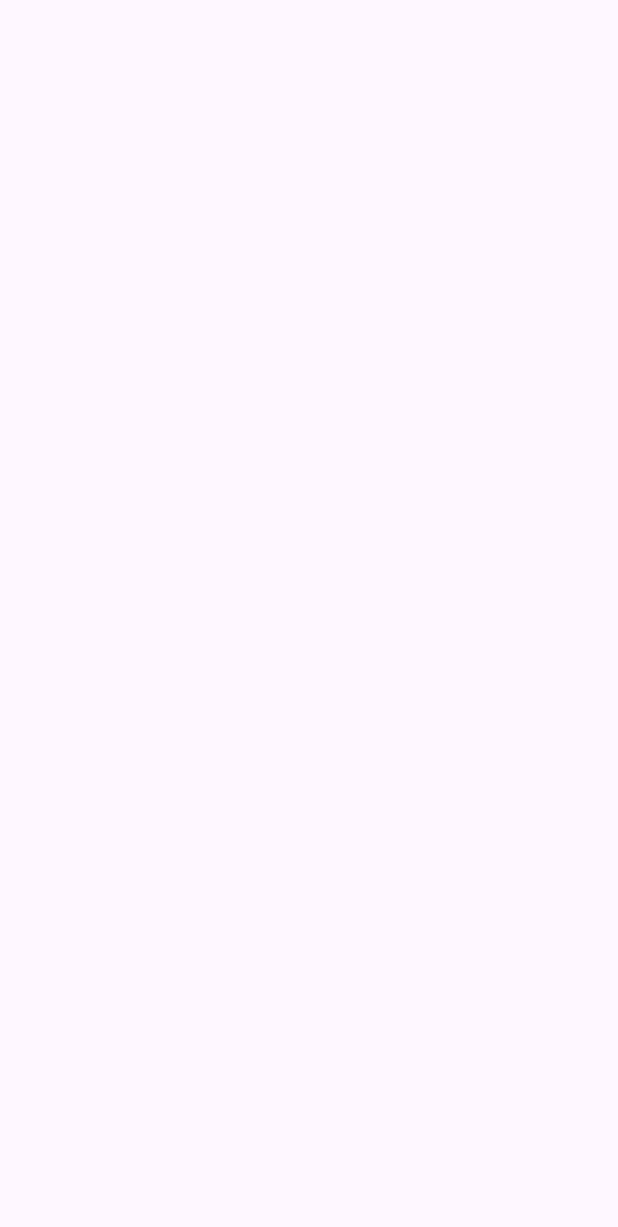
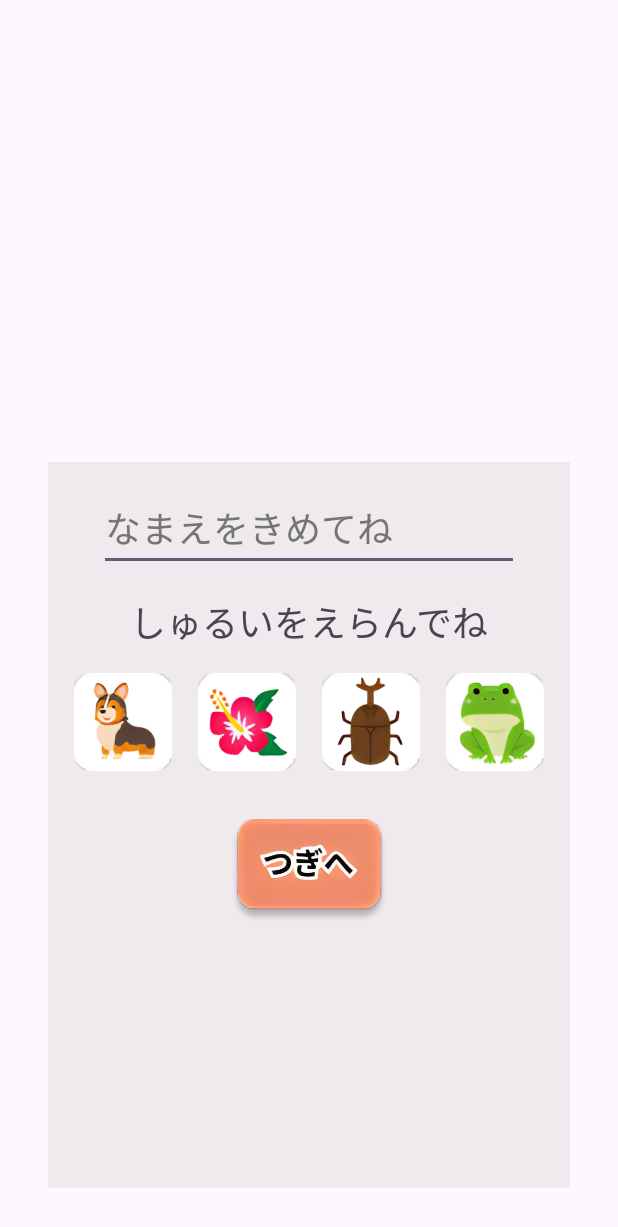
Before and after one commit to s21015/SotukenSanbaVer2.0, an Android app: the CameraActivity screen opened directly, with no data from a screen before it, on a phone screen of 412 x 824 dp. Before the commit the part shown is empty. Shown: the top 1227 px of the screen. Run offline under Robolectric (Android 15) with nearby library versions, the phone set to English and light mode, and no system bars.

Commit message:
写真撮影後の名前を決める画面を実装

```diff
--- /dev/null
+++ b/app/src/main/java/com/example/sotukensanbaver20/detailFragment.kt
@@ -0,0 +1,59 @@
+package com.example.sotukensanbaver20
+
+import android.os.Bundle
+import androidx.fragment.app.Fragment
+import android.view.LayoutInflater
+import android.view.View
+import android.view.ViewGroup
+
+// TODO: Rename parameter arguments, choose names that match
+// the fragment initialization parameters, e.g. ARG_ITEM_NUMBER
+private const val ARG_PARAM1 = "param1"
+private const val ARG_PARAM2 = "param2"
+
+/**
+ * A simple [Fragment] subclass.
+ * Use the [detailFragment.newInstance] factory method to
+ * create an instance of this fragment.
+ */
+class detailFragment : Fragment() {
+    // TODO: Rename and change types of parameters
+    private var param1: String? = null
+    private var param2: String? = null
+
+    override fun onCreate(savedInstanceState: Bundle?) {
+        super.onCreate(savedInstanceState)
+        arguments?.let {
+            param1 = it.getString(ARG_PARAM1)
+            param2 = it.getString(ARG_PARAM2)
+        }
+    }
+
+    override fun onCreateView(
+        inflater: LayoutInflater, container: ViewGroup?,
+        savedInstanceState: Bundle?
+    ): View? {
+        // Inflate the layout for this fragment
+        return inflater.inflate(R.layout.fragment_detail, container, false)
+    }
+
+    companion object {
+        /**
+         * Use this factory method to create a new instance of
+         * this fragment using the provided parameters.
+         *
+         * @param param1 Parameter 1.
+         * @param param2 Parameter 2.
+         * @return A new instance of fragment detailFragment.
+         */
+        // TODO: Rename and change types and number of parameters
+        @JvmStatic
+        fun newInstance(param1: String, param2: String) =
+            detailFragment().apply {
+                arguments = Bundle().apply {
+                    putString(ARG_PARAM1, param1)
+                    putString(ARG_PARAM2, param2)
+                }
+            }
+    }
+}
--- /dev/null
+++ b/app/src/main/java/com/example/sotukensanbaver20/namingFragment.kt
@@ -0,0 +1,59 @@
+package com.example.sotukensanbaver20
+
+import android.os.Bundle
+import androidx.fragment.app.Fragment
+import android.view.LayoutInflater
+import android.view.View
+import android.view.ViewGroup
+
+// TODO: Rename parameter arguments, choose names that match
+// the fragment initialization parameters, e.g. ARG_ITEM_NUMBER
+private const val ARG_PARAM1 = "param1"
+private const val ARG_PARAM2 = "param2"
+
+/**
+ * A simple [Fragment] subclass.
+ * Use the [namingFragment.newInstance] factory method to
+ * create an instance of this fragment.
+ */
+class namingFragment : Fragment() {
+    // TODO: Rename and change types of parameters
+    private var param1: String? = null
+    private var param2: String? = null
+
+    override fun onCreate(savedInstanceState: Bundle?) {
+        super.onCreate(savedInstanceState)
+        arguments?.let {
+            param1 = it.getString(ARG_PARAM1)
+            param2 = it.getString(ARG_PARAM2)
+        }
+    }
+
+    override fun onCreateView(
+        inflater: LayoutInflater, container: ViewGroup?,
+        savedInstanceState: Bundle?
+    ): View? {
+        // Inflate the layout for this fragment
+        return inflater.inflate(R.layout.fragment_naming, container, false)
+    }
+
+    companion object {
+        /**
+         * Use this factory method to create a new instance of
+         * this fragment using the provided parameters.
+         *
+         * @param param1 Parameter 1.
+         * @param param2 Parameter 2.
+         * @return A new instance of fragment namingFragment.
+         */
+        // TODO: Rename and change types and number of parameters
+        @JvmStatic
+        fun newInstance(param1: String, param2: String) =
+            namingFragment().apply {
+                arguments = Bundle().apply {
+                    putString(ARG_PARAM1, param1)
+                    putString(ARG_PARAM2, param2)
+                }
+            }
+    }
+}
--- a/app/src/main/res/layout/activity_camera.xml
+++ b/app/src/main/res/layout/activity_camera.xml
@@ -15,4 +15,18 @@
         app:layout_constraintStart_toStartOf="parent"
         app:layout_constraintTop_toTopOf="parent"
         tools:src="@tools:sample/avatars" />
+
+    <androidx.fragment.app.FragmentContainerView
+        android:id="@+id/fragmentContainerView2"
+        android:name="com.example.sotukensanbaver20.namingFragment"
+        android:layout_width="0dp"
+        android:layout_height="0dp"
+        android:layout_marginStart="32dp"
+        android:layout_marginTop="8dp"
+        android:layout_marginEnd="32dp"
+        android:layout_marginBottom="32dp"
+        app:layout_constraintBottom_toBottomOf="parent"
+        app:layout_constraintEnd_toEndOf="parent"
+        app:layout_constraintStart_toStartOf="parent"
+        app:layout_constraintTop_toBottomOf="@+id/imageView2" />
 </androidx.constraintlayout.widget.ConstraintLayout>
--- /dev/null
+++ b/app/src/main/res/layout/fragment_detail.xml
@@ -0,0 +1,14 @@
+<?xml version="1.0" encoding="utf-8"?>
+<FrameLayout xmlns:android="http://schemas.android.com/apk/res/android"
+    xmlns:tools="http://schemas.android.com/tools"
+    android:layout_width="match_parent"
+    android:layout_height="match_parent"
+    tools:context=".detailFragment">
+
+    <!-- TODO: Update blank fragment layout -->
+    <TextView
+        android:layout_width="match_parent"
+        android:layout_height="match_parent"
+        android:text="@string/hello_blank_fragment" />
+
+</FrameLayout>
--- /dev/null
+++ b/app/src/main/res/layout/fragment_naming.xml
@@ -0,0 +1,108 @@
+<?xml version="1.0" encoding="utf-8"?>
+<androidx.constraintlayout.widget.ConstraintLayout xmlns:android="http://schemas.android.com/apk/res/android"
+    xmlns:app="http://schemas.android.com/apk/res-auto"
+    xmlns:tools="http://schemas.android.com/tools"
+    android:layout_width="match_parent"
+    android:layout_height="match_parent"
+    android:background="#75D9D9D9"
+    tools:context=".namingFragment">
+
+    <EditText
+        android:id="@+id/editTextText"
+        android:layout_width="wrap_content"
+        android:layout_height="wrap_content"
+        android:layout_marginTop="16dp"
+        android:ems="10"
+        android:hint="@string/namedHint"
+        android:inputType="text"
+        android:textColorHint="#757575"
+        android:textSize="24sp"
+        app:layout_constraintEnd_toEndOf="parent"
+        app:layout_constraintStart_toStartOf="parent"
+        app:layout_constraintTop_toTopOf="parent"
+        tools:ignore="TextSizeCheck"
+        android:autofillHints="" />
+
+    <TextView
+        android:id="@+id/textView"
+        android:layout_width="wrap_content"
+        android:layout_height="wrap_content"
+        android:layout_marginTop="16dp"
+        android:text="@string/selectKinds"
+        android:textSize="24sp"
+        app:layout_constraintEnd_toEndOf="parent"
+        app:layout_constraintStart_toStartOf="parent"
+        app:layout_constraintTop_toBottomOf="@+id/editTextText" />
+
+    <ImageButton
+        android:id="@+id/miniOtherBtn"
+        android:layout_width="65dp"
+        android:layout_height="65dp"
+        android:layout_marginTop="16dp"
+        android:background="@null"
+        android:contentDescription="@string/miniOtherBtn"
+        android:scaleType="centerCrop"
+        android:src="@drawable/mini_other"
+        app:layout_constraintEnd_toEndOf="parent"
+        app:layout_constraintHorizontal_bias="0.5"
+        app:layout_constraintStart_toEndOf="@+id/miniInsectBtn"
+        app:layout_constraintTop_toBottomOf="@+id/textView"
+        tools:ignore="ImageContrastCheck" />
+
+    <ImageButton
+        android:id="@+id/miniInsectBtn"
+        android:layout_width="65dp"
+        android:layout_height="65dp"
+        android:layout_marginTop="16dp"
+        android:background="@null"
+        android:contentDescription="@string/miniInsectBtn"
+        android:scaleType="centerCrop"
+        android:src="@drawable/mini_insect"
+        app:layout_constraintEnd_toStartOf="@+id/miniOtherBtn"
+        app:layout_constraintHorizontal_bias="0.5"
+        app:layout_constraintStart_toEndOf="@+id/miniPlantBtn"
+        app:layout_constraintTop_toBottomOf="@+id/textView" />
+
+    <ImageButton
+        android:id="@+id/miniPlantBtn"
+        android:layout_width="65dp"
+        android:layout_height="65dp"
+        android:layout_marginTop="16dp"
+        android:background="@null"
+        android:contentDescription="@string/miniPlantBtn"
+        android:scaleType="centerCrop"
+        android:src="@drawable/mini_plant"
+        app:layout_constraintEnd_toStartOf="@+id/miniInsectBtn"
+        app:layout_constraintHorizontal_bias="0.5"
+        app:layout_constraintStart_toEndOf="@+id/miniAnimalBtn"
+        app:layout_constraintTop_toBottomOf="@+id/textView" />
+
+    <ImageButton
+        android:id="@+id/miniAnimalBtn"
+        android:layout_width="65dp"
+        android:layout_height="65dp"
+        android:layout_marginTop="16dp"
+        android:background="@null"
+        android:contentDescription="@string/miniAnimalBtn"
+        android:scaleType="centerCrop"
+        android:src="@drawable/mini_animal"
+        app:layout_constraintEnd_toStartOf="@+id/miniPlantBtn"
+        app:layout_constraintHorizontal_bias="0.5"
+        app:layout_constraintStart_toStartOf="parent"
+        app:layout_constraintTop_toBottomOf="@+id/textView" />
+
+    <ImageButton
+        android:id="@+id/nextBtn"
+        android:layout_width="132dp"
+        android:layout_height="69dp"
+        android:layout_marginTop="32dp"
+        android:background="@null"
+        android:contentDescription="@string/nextBtn"
+        android:scaleType="centerCrop"
+        android:src="@drawable/next"
+        app:layout_constraintEnd_toEndOf="parent"
+        app:layout_constraintStart_toStartOf="parent"
+        app:layout_constraintTop_toBottomOf="@+id/miniPlantBtn"
+        tools:ignore="ImageContrastCheck" />
+
+</androidx.constraintlayout.widget.ConstraintLayout>
--- a/app/src/main/res/navigation/nav.xml
+++ b/app/src/main/res/navigation/nav.xml
@@ -31,4 +31,18 @@
         android:name="com.example.sotukensanbaver20.animalFragment"
         android:label="fragment_animal"
         tools:layout="@layout/fragment_animal" />
+    <fragment
+        android:id="@+id/namingFragment"
+        android:name="com.example.sotukensanbaver20.namingFragment"
+        android:label="fragment_naming"
+        tools:layout="@layout/fragment_naming" >
+        <action
+            android:id="@+id/action_namingFragment_to_detailFragment"
+            app:destination="@id/detailFragment" />
+    </fragment>
+    <fragment
+        android:id="@+id/detailFragment"
+        android:name="com.example.sotukensanbaver20.detailFragment"
+        android:label="fragment_detail"
+        tools:layout="@layout/fragment_detail" />
 </navigation>
--- a/app/src/main/res/values/strings.xml
+++ b/app/src/main/res/values/strings.xml
@@ -29,4 +29,11 @@
     <string name="tap_btn">タップ</string>
     <string name="insectButton">虫ボタン</string>
     <string name="otherButton">その他ボタン</string>
+    <string name="namedHint">なまえをきめてね</string>
+    <string name="selectKinds">しゅるいをえらんでね</string>
+    <string name="miniOtherBtn">小さいその他ボタン</string>
+    <string name="miniInsectBtn">小さい虫ボタン</string>
+    <string name="miniAnimalBtn">小さい動物ボタン</string>
+    <string name="miniPlantBtn">小さい植物ボタン</string>
+    <string name="nextBtn">次へボタン</string>
 </resources>
```
Also changed, not shown: app/src/main/res/drawable/mini_animal.png (added), app/src/main/res/drawable/mini_insect.png (added), app/src/main/res/drawable/mini_other.png (added), app/src/main/res/drawable/mini_plant.png (added).
